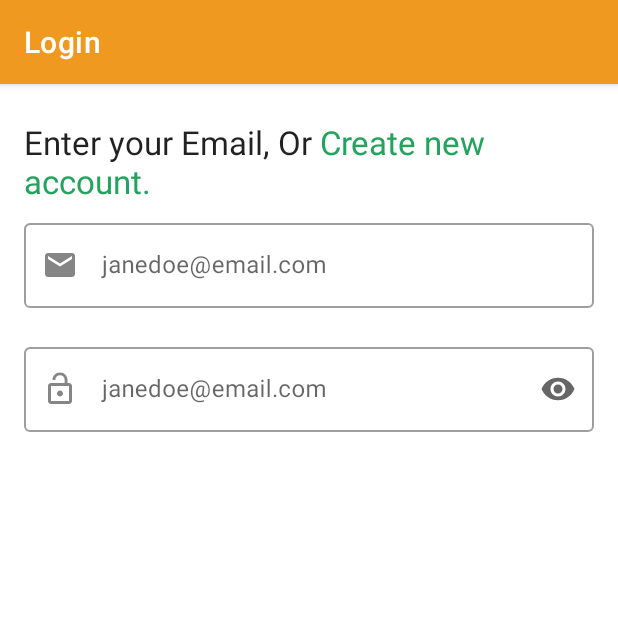
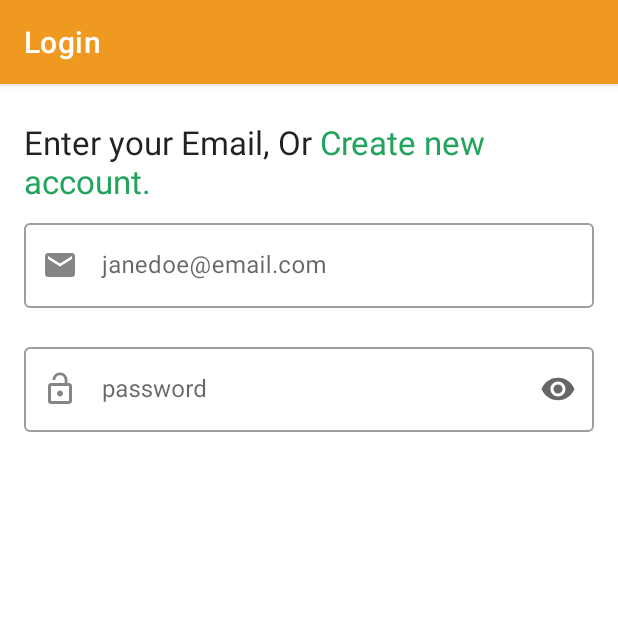
Before and after one commit to ma-za-kpe/FoodAway, an Android app: the LoginFragment screen opened through its navigation route, on a phone screen of 412 x 824 dp, the top half of it. Run offline under Robolectric (Android 15) with nearby library versions, the phone set to English and light mode, and no system bars; our stand-ins replace Timber, navigation-ui.

Commit message:
update login page'

```diff
--- a/app/src/main/res/layout/fragment_login.xml
+++ b/app/src/main/res/layout/fragment_login.xml
@@ -69,11 +69,10 @@
 
     <com.google.android.material.textfield.TextInputLayout
         android:id="@+id/password_toggle"
-
         style="@style/Widget.MaterialComponents.TextInputLayout.OutlinedBox"
         android:layout_width="0dp"
         android:layout_height="wrap_content"
-        android:hint="@string/janedoe_email_com"
+        android:hint="@string/Password"
         app:endIconMode="password_toggle"
         app:errorEnabled="true"
         app:layout_constraintEnd_toStartOf="@+id/guideline6"
--- a/app/src/main/res/values/strings.xml
+++ b/app/src/main/res/values/strings.xml
@@ -9,4 +9,5 @@
     <string name="image_of_food">image of food</string>
     <string name="login_text">Enter your Email, Or Create new account.</string>
     <string name="janedoe_email_com">janedoe@email.com</string>
+    <string name="Password">password</string>
 </resources>
```
